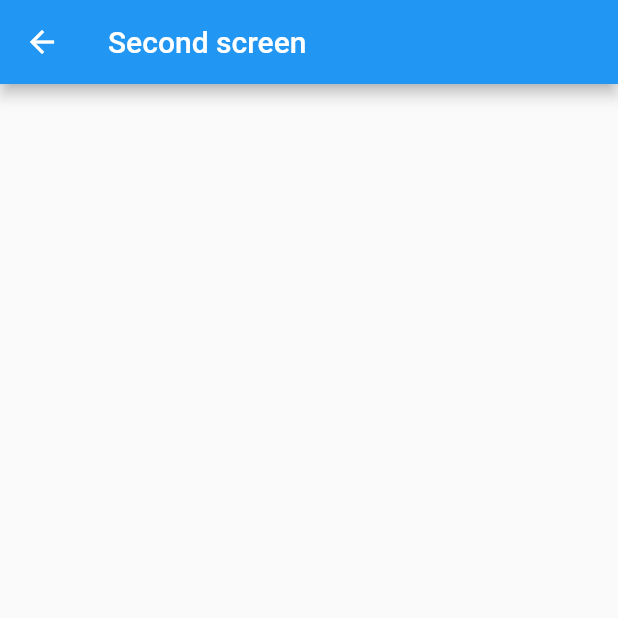
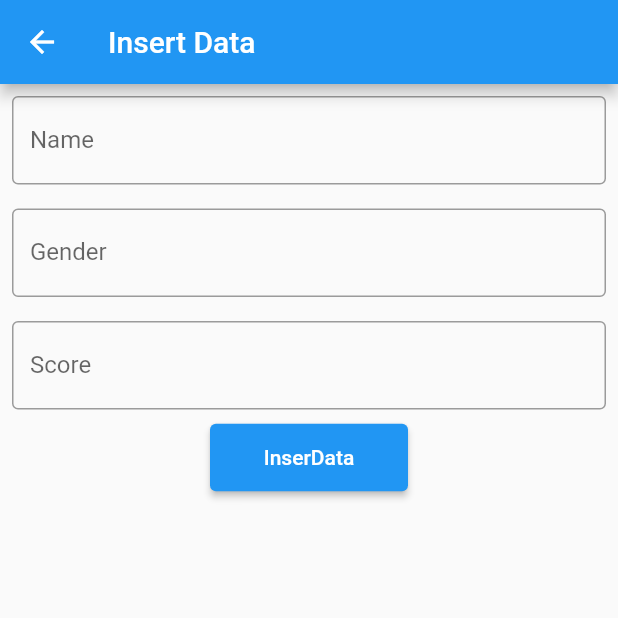
Before and after one commit to keochanvibol/firebase2_4, a Flutter app: the SecondScreen screen opened directly, on a phone screen of 412 x 824 dp, the top half of it. Run offline on Flutter 3.47's test engine with Material 2 defaults, Android fonts, the phone set to English and light mode, and no system bars; our stand-ins replace firebase_auth, firebase_core; accounts and stored records are empty; statements that could not run were skipped.

Commit message:
insert data

```diff
--- a/lib/second_screen.dart
+++ b/lib/second_screen.dart
@@ -1,14 +1,75 @@
+import 'package:firebase_auth2_4/main.dart';
 import 'package:flutter/material.dart';
+import 'package:firebase_auth/firebase_auth.dart';
+import 'package:firebase_core/firebase_core.dart';
 
 class SecondScreen extends StatelessWidget {
-  const SecondScreen({Key? key}) : super(key: key);
-
+  SecondScreen({Key? key}) : super(key: key);
+  TextEditingController nameController = TextEditingController();
+  TextEditingController genderController = TextEditingController();
+  TextEditingController scoreController = TextEditingController();
+  final _formKey = GlobalKey<FormState>();
+  final FirebaseAuth firebaseAuth = FirebaseAuth.instance;
+  final User? user = firebaseAuth.currentUser;
   @override
   Widget build(BuildContext context) {
     return Scaffold(
       appBar: AppBar(
-        title: Text('Second screen'),
+        title: Text('Insert Data'),
+      ),
+      body: Form(
+        key: _formKey,
+        child: Column(
+          children: [
+            Padding(
+              padding: const EdgeInsets.all(8.0),
+              child: TextFormField(
+                controller: nameController,
+                decoration: const InputDecoration(
+                  //prefixIcon: Icon(Iconsname),
+                  //hintText: 'Name',
+                  labelText: 'Name',
+                  border: OutlineInputBorder(),
+                ),
+              ),
+            ),
+            Padding(
+              padding: const EdgeInsets.all(8.0),
+              child: TextFormField(
+                controller: genderController,
+                decoration: const InputDecoration(
+                  //prefixIcon: Icon(Icons.password),
+                  //hintText: 'Old password',
+                  labelText: 'Gender',
+                  border: OutlineInputBorder(),
+                ),
+              ),
+            ),
+            Padding(
+              padding: const EdgeInsets.all(8.0),
+              child: TextFormField(
+                controller: scoreController,
+                decoration: const InputDecoration(
+                  //prefixIcon: Icon(Icons.password),
+                  //hintText: 'New password',
+                  labelText: 'Score',
+                  border: OutlineInputBorder(),
+                ),
+              ),
+            ),
+            ElevatedButton(
+                onPressed: () {},
+                child: const SizedBox(
+                    height: 45,
+                    width: 100,
+                    child: Center(child: Text('InserData')))),
+          ],
+        ),
       ),
     );
   }
+
+  void createData() async {
+    // if(_formKey.currentState)
+  }
 }
```
Also changed, not shown: lib/controllers/auth_controller.dart (+26 -28 lines).
